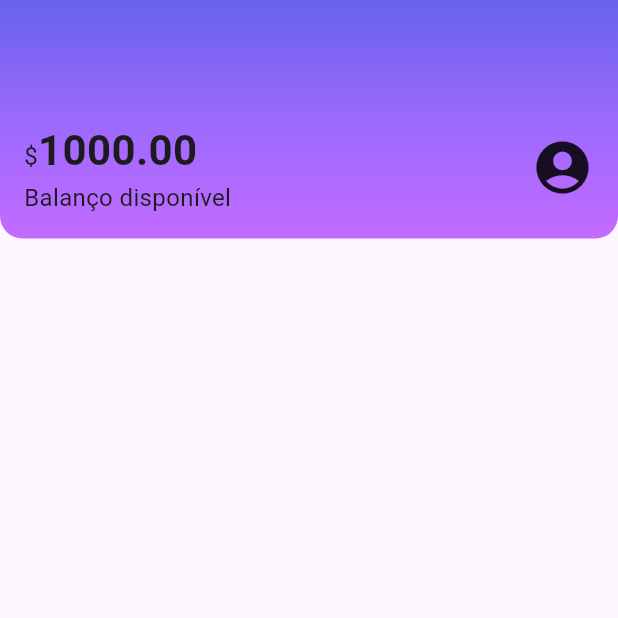
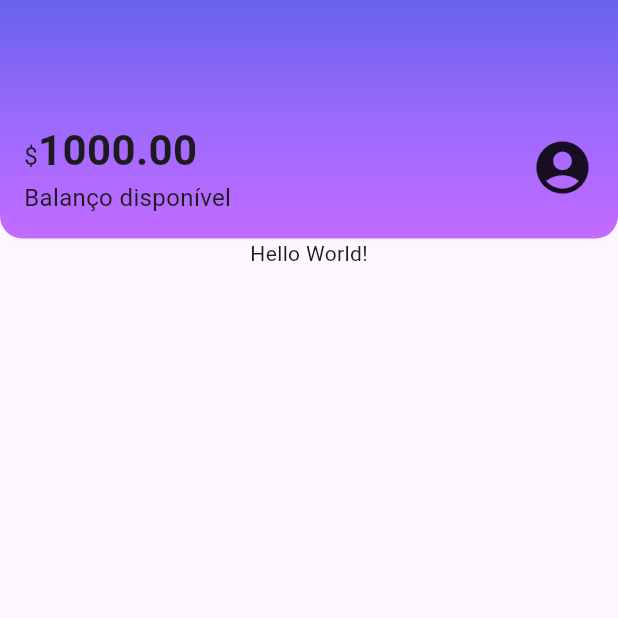
Before and after one commit to leonardo-silva/flutter-alubank, a Flutter app: the screen it shows after launch, on a phone screen of 412 x 824 dp, the top half of it. Run offline on Flutter 3.47's test engine with Material 3 defaults, Android fonts, the light colour scheme and no system bars.

Commit message:
feat: new BoxCard component that receives its content dynamically

```diff
--- /dev/null
+++ b/lib/components/box_card.dart
@@ -0,0 +1,11 @@
+import 'package:flutter/material.dart';
+
+class BoxCard extends StatelessWidget {
+  final Widget boxContent;
+  const BoxCard({super.key, required this.boxContent});
+
+  @override
+  Widget build(BuildContext context) {
+    return Container(child: boxContent);
+  }
+}
--- a/lib/screens/home.dart
+++ b/lib/screens/home.dart
@@ -1,3 +1,4 @@
+import 'package:alubank/components/box_card.dart';
 import 'package:alubank/components/sections/header.dart';
 import 'package:flutter/material.dart';
 
@@ -6,6 +7,13 @@ class Home extends StatelessWidget {
 
   @override
   Widget build(BuildContext context) {
-    return const Scaffold(body: Column(children: <Widget>[Header()]));
+    return const Scaffold(
+      body: Column(
+        children: <Widget>[
+          Header(),
+          BoxCard(boxContent: Text('Hello World!')),
+        ],
+      ),
+    );
   }
 }
```
